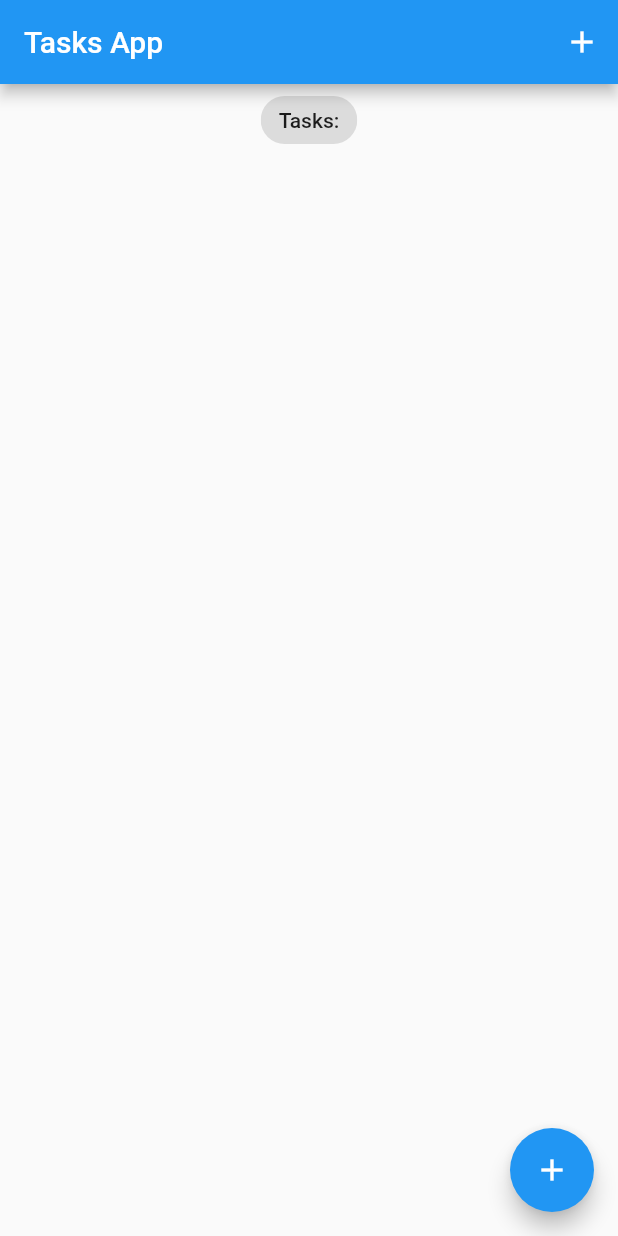
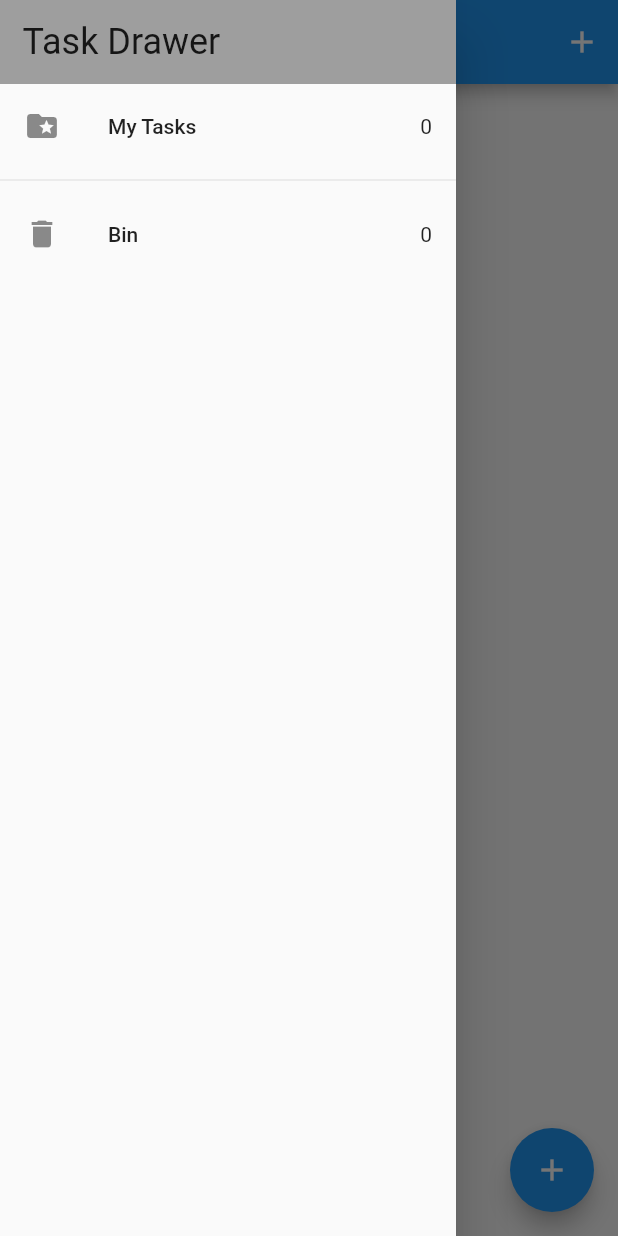
Before and after one commit to voratham/tasks_app, a Flutter app: the screen it shows after launch, with the side drawer open (before the commit the screen has no drawer), on a phone screen of 412 x 824 dp. Run offline on Flutter 3.47's test engine with Material 2 defaults, Android fonts, the phone set to English and light mode, and no system bars; our stand-ins replace equatable, flutter_bloc, hydrated_bloc.

```diff
--- a/lib/main.dart
+++ b/lib/main.dart
@@ -3,6 +3,7 @@ import 'package:path_provider/path_provider.dart';
 
 import 'bloc/bloc_exports.dart';
 import 'screens/tasks_screen.dart';
+import 'services/app_router.dart';
 
 void main() async {
   WidgetsFlutterBinding.ensureInitialized();
@@ -11,13 +12,16 @@ void main() async {
       storageDirectory: await getApplicationDocumentsDirectory());
 
   HydratedBlocOverrides.runZoned(
-    () => runApp(const MyApp()),
+    () => runApp(MyApp(
+      appRouter: AppRouter(),
+    )),
     storage: storage,
   );
 }
 
 class MyApp extends StatelessWidget {
-  const MyApp({Key? key}) : super(key: key);
+  const MyApp({Key? key, required this.appRouter}) : super(key: key);
+  final AppRouter appRouter;
 
   // This widget is the root of your application.
   @override
@@ -30,6 +34,7 @@ class MyApp extends StatelessWidget {
           primarySwatch: Colors.blue,
         ),
         home: const TasksScreen(),
+        onGenerateRoute: appRouter.onGenerateRoute,
       ),
     );
   }
--- /dev/null
+++ b/lib/screens/my_drawer.dart
@@ -0,0 +1,50 @@
+import 'package:flutter/material.dart';
+import 'package:flutter_tasks_app/screens/recycle_bin.dart';
+import 'package:flutter_tasks_app/screens/tasks_screen.dart';
+
+import '../bloc/bloc_exports.dart';
+
+class MyDrawer extends StatelessWidget {
+  const MyDrawer({Key? key}) : super(key: key);
+
+  @override
+  Widget build(BuildContext context) {
+    return SafeArea(
+      child: Drawer(
+          child: Column(
+        children: [
+          Container(
+            width: double.infinity,
+            padding: const EdgeInsets.symmetric(vertical: 14, horizontal: 15),
+            color: Colors.grey,
+            child: Text(
+              'Task Drawer',
+              style: Theme.of(context).textTheme.headline5,
+            ),
+          ),
+          BlocBuilder<TasksBloc, TasksState>(
+            builder: (context, state) {
+              return GestureDetector(
+                onTap: () => Navigator.of(context).pushNamed(TasksScreen.id),
+                child: ListTile(
+                  leading: const Icon(Icons.folder_special),
+                  title: const Text('My Tasks'),
+                  trailing: Text('${state.allTasks.length}'),
+                ),
+              );
+            },
+          ),
+          const Divider(),
+          GestureDetector(
+            onTap: () => Navigator.of(context).pushNamed(RecycleBin.id),
+            child: const ListTile(
+              leading: Icon(Icons.delete),
+              title: Text('Bin'),
+              trailing: Text('0'),
+            ),
+          )
+        ],
+      )),
+    );
+  }
+}
--- a/lib/screens/tasks_screen.dart
+++ b/lib/screens/tasks_screen.dart
@@ -1,4 +1,5 @@
 import 'package:flutter/material.dart';
+import 'package:flutter_tasks_app/screens/my_drawer.dart';
 
 import '../bloc/bloc_exports.dart';
 import '../models/task.dart';
@@ -7,6 +8,8 @@ import 'add_task_screen.dart';
 
 class TasksScreen extends StatefulWidget {
   const TasksScreen({Key? key}) : super(key: key);
+
+  static const id = "tasks_screen";
 
   @override
   State<TasksScreen> createState() => _TasksScreenState();
@@ -44,13 +47,14 @@ class _TasksScreenState extends State<TasksScreen> {
               )
             ],
           ),
+          drawer: const MyDrawer(),
           body: Column(
             crossAxisAlignment: CrossAxisAlignment.center,
             children: [
-              const Center(
+              Center(
                 child: Chip(
                   label: Text(
-                    'Tasks:',
+                    '${state.allTasks.length} Tasks',
                   ),
                 ),
               ),
--- /dev/null
+++ b/lib/widgets/task_tile.dart
@@ -0,0 +1,31 @@
+import 'package:flutter/material.dart';
+
+import '../bloc/bloc_exports.dart';
+import '../models/task.dart';
+
+class TaskTile extends StatelessWidget {
+  const TaskTile({
+    Key? key,
+    required this.task,
+  }) : super(key: key);
+
+  final Task task;
+
+  @override
+  Widget build(BuildContext context) {
+    return ListTile(
+      title: Text(task.title,
+          style: TextStyle(
+              decoration: task.isDone! ? TextDecoration.lineThrough : null)),
+      trailing: Checkbox(
+        value: task.isDone,
+        onChanged: (value) {
+          context.read<TasksBloc>().add(UpdateTask(task: task));
+        },
+      ),
+      onLongPress: () {
+        context.read<TasksBloc>().add(DeleteTask(task: task));
+      },
+    );
+  }
+}
--- a/lib/widgets/tasks_list.dart
+++ b/lib/widgets/tasks_list.dart
@@ -1,7 +1,7 @@
 import 'package:flutter/material.dart';
 
-import '../bloc/bloc_exports.dart';
 import '../models/task.dart';
+import 'task_tile.dart';
 
 class TasksList extends StatelessWidget {
   const TasksList({
@@ -18,18 +18,7 @@ class TasksList extends StatelessWidget {
         itemCount: tasks.length,
         itemBuilder: (context, index) {
           var task = tasks[index];
-          return ListTile(
-            title: Text(task.title),
-            trailing: Checkbox(
-              value: task.isDone,
-              onChanged: (value) {
-                context.read<TasksBloc>().add(UpdateTask(task: task));
-              },
-            ),
-            onLongPress: () {
-              context.read<TasksBloc>().add(DeleteTask(task: task));
-            },
-          );
+          return TaskTile(task: task);
         },
       ),
     );
```
Also changed, not shown: lib/screens/recycle_bin.dart (added, +39 -0 lines), lib/services/app_router.dart (added, +20 -0 lines), 1 other file.
